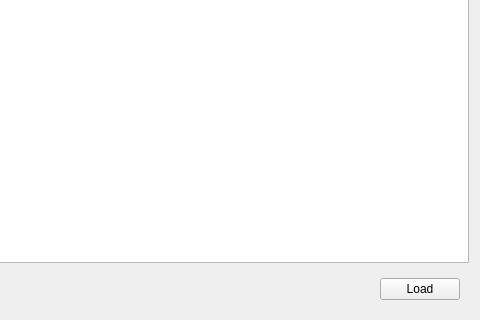
jalalirs/asteroid_lightcurve, file widgets/meshgallerywidget.ui: the form before one commit; both pictures show x 406 to 886 and y 394 to 714 of the 886 by 714 pixel window.
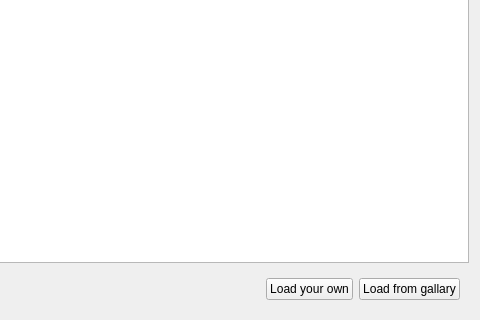
The form after the commit.

Commit message: adding new icons; removing buttons from solarsystem and customesetup; add load your own model

```diff
--- a/widgets/meshgallerywidget.ui
+++ b/widgets/meshgallerywidget.ui
@@ -79,10 +79,17 @@
         </property>
        </spacer>
       </item>
+      <item>
+       <widget class="QPushButton" name="pb_loadLocal">
+        <property name="text">
+         <string>Load your own</string>
+        </property>
+       </widget>
+      </item>
       <item>
        <widget class="QPushButton" name="pb_load">
         <property name="text">
-         <string>Load</string>
+         <string>Load from gallary</string>
         </property>
        </widget>
       </item>
```
The commit also changes 11 other files.
